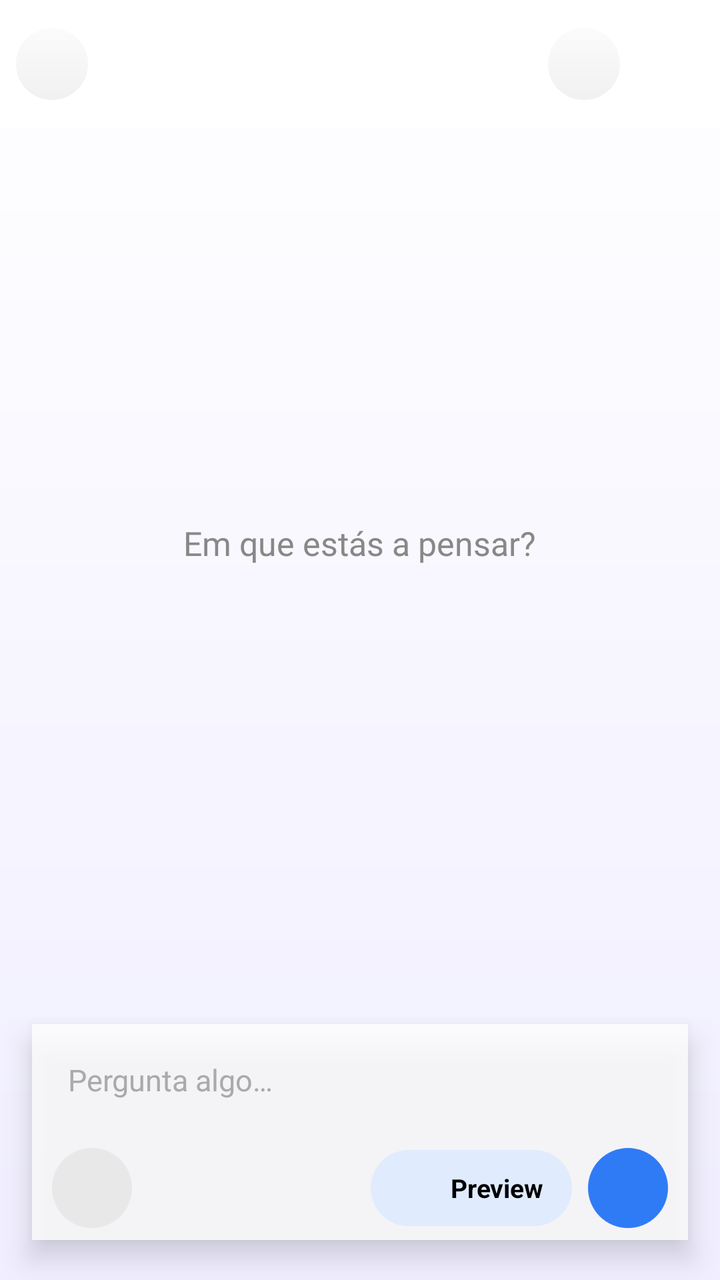
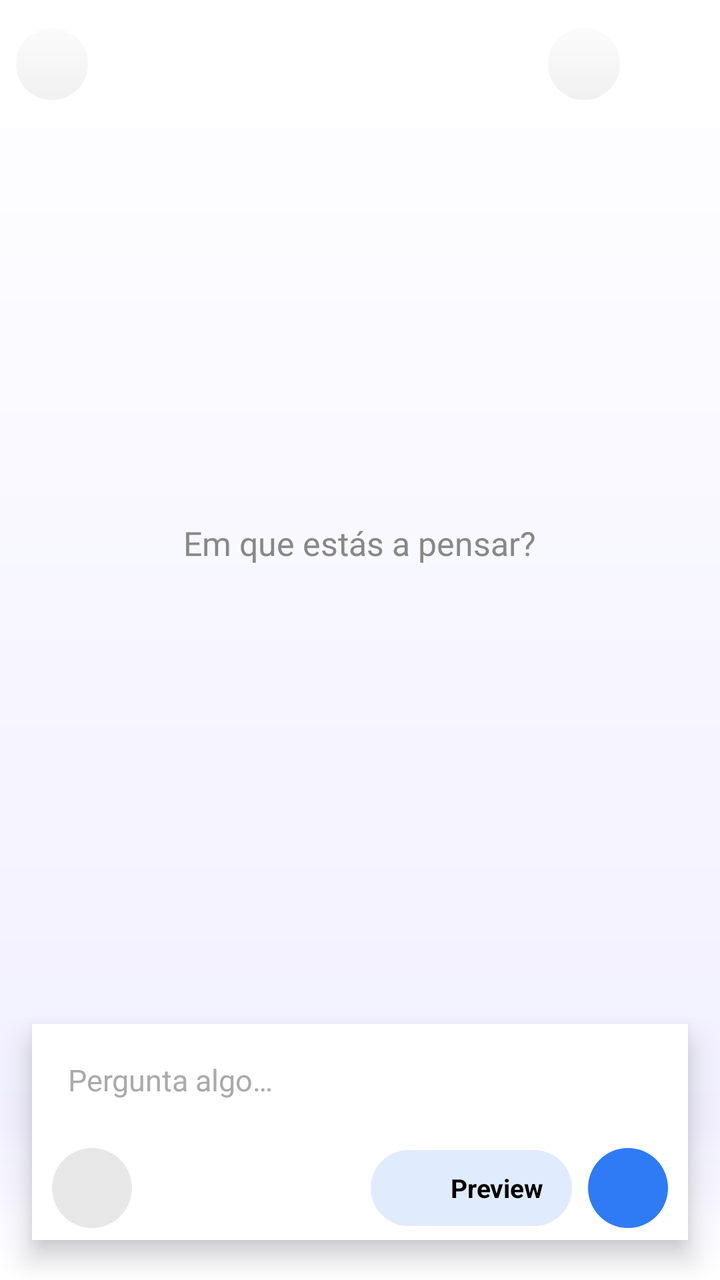

Before-and-after screenshots of an Android layout around one commit, followed by the original layout XML and the change that was made.
<!-- AndroidManifest.xml: application theme Theme.IPC -->
<!-- res/layout/activity_main.xml -->
<?xml version="1.0" encoding="utf-8"?>
<FrameLayout
    xmlns:android="http://schemas.android.com/apk/res/android"
    xmlns:app="http://schemas.android.com/apk/res-auto"
    android:id="@+id/rootFrame"
    android:layout_width="match_parent"
    android:layout_height="match_parent"
    android:background="@color/drawer_background">

    
    <LinearLayout
        android:id="@+id/drawerContainer"
        android:layout_width="match_parent"
        android:layout_height="match_parent"
        android:layout_gravity="start"
        android:orientation="vertical"
        android:background="@color/drawer_background"
        android:fitsSystemWindows="true"
        android:elevation="0dp">

        <LinearLayout
            android:layout_width="match_parent"
            android:layout_height="wrap_content"
            android:orientation="vertical"
            android:paddingStart="24dp"
            android:paddingEnd="24dp"
            android:paddingTop="32dp"
            android:paddingBottom="12dp">

            <TextView
                android:id="@+id/drawerAppName"
                android:layout_width="wrap_content"
                android:layout_height="wrap_content"
                android:text="IPC"
                android:textSize="26sp"
                android:textStyle="bold"
                android:textColor="@color/drawer_text" />
        </LinearLayout>

        <View
            android:layout_width="match_parent"
            android:layout_height="0.5dp"
            android:layout_marginStart="24dp"
            android:layout_marginEnd="24dp"
            android:layout_marginBottom="4dp"
            android:background="@color/divider" />

        <TextView
            android:layout_width="wrap_content"
            android:layout_height="wrap_content"
            android:text="@string/drawer_conversations"
            android:textSize="11sp"
            android:textAllCaps="true"
            android:textColor="@color/settings_section_label"
            android:paddingStart="24dp"
            android:paddingTop="12dp"
            android:paddingBottom="6dp" />

        <ScrollView
            android:layout_width="match_parent"
            android:layout_height="0dp"
            android:layout_weight="1"
            android:overScrollMode="never">

            <LinearLayout
                android:id="@+id/drawerConversationsList"
                android:layout_width="match_parent"
                android:layout_height="wrap_content"
                android:orientation="vertical"
                android:paddingBottom="8dp" />
        </ScrollView>

        <View
            android:layout_width="match_parent"
            android:layout_height="0.5dp"
            android:layout_marginStart="24dp"
            android:layout_marginEnd="24dp"
            android:background="@color/divider" />

        <LinearLayout
            android:id="@+id/drawerItemSettings"
            android:layout_width="match_parent"
            android:layout_height="52dp"
            android:orientation="horizontal"
            android:gravity="center_vertical"
            android:paddingStart="24dp"
            android:paddingEnd="24dp"
            android:background="?attr/selectableItemBackground">

            <FrameLayout
                android:layout_width="32dp"
                android:layout_height="32dp"
                android:background="@drawable/drawer_icon_bg"
                android:layout_marginEnd="16dp">

                <ImageView
                    android:id="@+id/drawerIconSettings"
                    android:layout_width="14dp"
                    android:layout_height="14dp"
                    android:layout_gravity="center" />
            </FrameLayout>

            <TextView
                android:layout_width="0dp"
                android:layout_height="wrap_content"
                android:layout_weight="1"
                android:text="@string/drawer_settings"
                android:textSize="15sp"
                android:textColor="@color/drawer_text" />

            <ImageView
                android:id="@+id/drawerChevronSettings"
                android:layout_width="13dp"
                android:layout_height="13dp" />
        </LinearLayout>

        <View
            android:id="@+id/drawerNavSpacer"
            android:layout_width="match_parent"
            android:layout_height="16dp" />
    </LinearLayout>

    
    <androidx.coordinatorlayout.widget.CoordinatorLayout
        android:id="@+id/coordinatorLayout"
        android:layout_width="match_parent"
        android:layout_height="match_parent"
        android:background="@drawable/bg_gradient_blue"
        android:elevation="8dp"
        android:outlineProvider="bounds">

        
        <FrameLayout
            android:id="@+id/contentContainer"
            android:layout_width="match_parent"
            android:layout_height="match_parent">

            <com.google.android.material.appbar.AppBarLayout
                android:id="@+id/appBarLayout"
                android:layout_width="match_parent"
                android:layout_height="wrap_content"
                android:background="@color/appbar_solid"
                android:fitsSystemWindows="false"
                app:elevation="0dp"
                app:liftOnScroll="false">

                <FrameLayout
                    android:layout_width="match_parent"
                    android:layout_height="wrap_content">

                    <RelativeLayout
                        android:layout_width="match_parent"
                        android:layout_height="?attr/actionBarSize"
                        android:paddingStart="8dp"
                        android:paddingEnd="8dp">

                        <FrameLayout
                            android:layout_width="36dp"
                            android:layout_height="36dp"
                            android:layout_centerVertical="true"
                            android:layout_alignParentStart="true"
                            android:background="@drawable/appbar_btn_bg"
                            android:clickable="true"
                            android:focusable="true">

                            <ImageView
                                android:id="@+id/btnMenu"
                                android:layout_width="17dp"
                                android:layout_height="17dp"
                                android:layout_gravity="center"
                                android:background="?attr/selectableItemBackgroundBorderless" />
                        </FrameLayout>

                        <LinearLayout
                            android:layout_width="wrap_content"
                            android:layout_height="wrap_content"
                            android:orientation="horizontal"
                            android:gravity="center_vertical"
                            android:layout_centerVertical="true"
                            android:layout_alignParentEnd="true">

                            <FrameLayout
                                android:id="@+id/btnNewChat"
                                android:layout_width="36dp"
                                android:layout_height="36dp"
                                android:layout_marginEnd="6dp"
                                android:background="@drawable/appbar_btn_bg"
                                android:clickable="true"
                                android:focusable="true">

                                <ImageView
                                    android:id="@+id/btnNewChatIcon"
                                    android:layout_width="17dp"
                                    android:layout_height="17dp"
                                    android:layout_gravity="center"
                                    android:background="?attr/selectableItemBackgroundBorderless" />
                            </FrameLayout>

                            <FrameLayout
                                android:id="@+id/btnMoreWrapper"
                                android:layout_width="36dp"
                                android:layout_height="36dp"
                                android:background="@drawable/appbar_btn_bg"
                                android:clickable="true"
                                android:focusable="true"
                                android:visibility="invisible">

                                <ImageView
                                    android:id="@+id/btnMore"
                                    android:layout_width="17dp"
                                    android:layout_height="17dp"
                                    android:layout_gravity="center"
                                    android:background="?attr/selectableItemBackgroundBorderless" />
                            </FrameLayout>
                        </LinearLayout>
                    </RelativeLayout>
                </FrameLayout>
            </com.google.android.material.appbar.AppBarLayout>

            <View
                android:id="@+id/appBarGradient"
                android:layout_width="match_parent"
                android:layout_height="80dp"
                android:background="@drawable/appbar_gradient"
                app:layout_behavior="@string/appbar_scrolling_view_behavior" />

            <androidx.recyclerview.widget.RecyclerView
    android:id="@+id/chatRecyclerView"
    android:layout_width="match_parent"
    android:layout_height="match_parent"
    android:paddingStart="16dp"
    android:paddingEnd="16dp"
    android:paddingTop="8dp"
    android:paddingBottom="200dp"
    android:clipToPadding="false"
    android:overScrollMode="never"
    android:visibility="gone"
    app:layout_behavior="@string/appbar_scrolling_view_behavior" />

            <LinearLayout
                android:id="@+id/previewState"
                android:layout_width="match_parent"
                android:layout_height="match_parent"
                android:orientation="vertical"
                android:gravity="center_horizontal"
                android:paddingTop="100dp"
                android:paddingBottom="140dp"
                android:paddingStart="32dp"
                android:paddingEnd="32dp"
                android:visibility="gone"
                app:layout_behavior="@string/appbar_scrolling_view_behavior">

                <ImageView
                    android:id="@+id/previewImage"
                    android:layout_width="96dp"
                    android:layout_height="96dp"
                    android:scaleType="fitCenter"
                    android:adjustViewBounds="true" />

                <TextView
                    android:id="@+id/previewTitle"
                    android:layout_width="wrap_content"
                    android:layout_height="wrap_content"
                    android:layout_marginTop="20dp"
                    android:text="Resultado da Análise"
                    android:textSize="26sp"
                    android:textStyle="bold"
                    android:textColor="@color/text_primary"
                    android:gravity="center" />

                <TextView
                    android:id="@+id/previewSubtitle"
                    android:layout_width="wrap_content"
                    android:layout_height="wrap_content"
                    android:layout_marginTop="8dp"
                    android:text="O output da sua consulta será apresentado aqui."
                    android:textSize="17sp"
                    android:textColor="@color/text_hint"
                    android:gravity="center"
                    android:lineSpacingMultiplier="1.4" />
            </LinearLayout>

            <LinearLayout
                android:id="@+id/emptyState"
                android:layout_width="match_parent"
                android:layout_height="match_parent"
                android:orientation="vertical"
                android:gravity="center_horizontal"
                android:paddingTop="100dp"
                android:paddingBottom="160dp"
                android:paddingStart="32dp"
                android:paddingEnd="32dp"
                app:layout_behavior="@string/appbar_scrolling_view_behavior">

                <ImageView
                    android:id="@+id/emptyLogo"
                    android:layout_width="72dp"
                    android:layout_height="72dp"
                    android:scaleType="fitCenter"
                    android:adjustViewBounds="true"
                    android:layout_marginBottom="16dp" />

                <TextView
                    android:id="@+id/emptyGreeting"
                    android:layout_width="wrap_content"
                    android:layout_height="wrap_content"
                    android:textSize="48sp"
                    android:textStyle="bold"
                    android:textColor="@color/text_primary"
                    android:gravity="center" />

                <TextView
                    android:id="@+id/emptySubtitle"
                    android:layout_width="wrap_content"
                    android:layout_height="wrap_content"
                    android:layout_marginTop="8dp"
                    android:text="Em que estás a pensar?"
                    android:textSize="16.5sp"
                    android:textColor="@color/text_secondary"
                    android:gravity="center" />
            </LinearLayout>

            <View
                android:id="@+id/drawerScrim"
                android:layout_width="match_parent"
                android:layout_height="match_parent"
                android:background="@android:color/transparent"
                android:visibility="gone"
                android:clickable="true"
                android:focusable="true" />

            <FrameLayout
                android:id="@+id/popupOverlay"
                android:layout_width="match_parent"
                android:layout_height="match_parent"
                android:visibility="gone"
                android:clickable="true"
                android:focusable="true"
                android:background="#44000000">

                <LinearLayout
                    android:id="@+id/popupMenu"
                    android:layout_width="210dp"
                    android:layout_height="wrap_content"
                    android:layout_gravity="top|end"
                    android:layout_marginTop="56dp"
                    android:layout_marginEnd="8dp"
                    android:orientation="vertical"
                    android:background="@drawable/popup_menu_bg"
                    android:elevation="20dp"
                    android:clickable="true"
                    android:focusable="true">

                    <LinearLayout
                        android:id="@+id/popupItemCamera"
                        android:layout_width="match_parent"
                        android:layout_height="52dp"
                        android:orientation="horizontal"
                        android:gravity="center_vertical"
                        android:paddingStart="16dp"
                        android:paddingEnd="16dp"
                        android:background="?attr/selectableItemBackground"
                        android:clickable="true"
                        android:focusable="true">

                        <ImageView
                            android:id="@+id/popupCameraIcon"
                            android:layout_width="20dp"
                            android:layout_height="20dp"
                            android:layout_marginEnd="14dp" />

                        <TextView
                            android:layout_width="0dp"
                            android:layout_height="wrap_content"
                            android:layout_weight="1"
                            android:text="Câmara"
                            android:textSize="15sp"
                            android:textColor="@color/text_primary" />
                    </LinearLayout>

                    <LinearLayout
                        android:id="@+id/popupItemImport"
                        android:layout_width="match_parent"
                        android:layout_height="52dp"
                        android:orientation="horizontal"
                        android:gravity="center_vertical"
                        android:paddingStart="16dp"
                        android:paddingEnd="16dp"
                        android:background="?attr/selectableItemBackground"
                        android:clickable="true"
                        android:focusable="true">

                        <ImageView
                            android:id="@+id/popupImportIcon"
                            android:layout_width="20dp"
                            android:layout_height="20dp"
                            android:layout_marginEnd="14dp" />

                        <TextView
                            android:layout_width="0dp"
                            android:layout_height="wrap_content"
                            android:layout_weight="1"
                            android:text="Importar Ficheiro"
                            android:textSize="15sp"
                            android:textColor="@color/text_primary" />
                    </LinearLayout>

                    <LinearLayout
                        android:id="@+id/popupItemUrl"
                        android:layout_width="match_parent"
                        android:layout_height="52dp"
                        android:orientation="horizontal"
                        android:gravity="center_vertical"
                        android:paddingStart="16dp"
                        android:paddingEnd="16dp"
                        android:background="?attr/selectableItemBackground"
                        android:clickable="true"
                        android:focusable="true"
                        android:alpha="0.4">

                        <ImageView
                            android:id="@+id/popupUrlIcon"
                            android:layout_width="20dp"
                            android:layout_height="20dp"
                            android:layout_marginEnd="14dp" />

                        <TextView
                            android:layout_width="0dp"
                            android:layout_height="wrap_content"
                            android:layout_weight="1"
                            android:text="URL / Link"
                            android:textSize="15sp"
                            android:textColor="@color/text_primary" />
                    </LinearLayout>

                    <LinearLayout
                        android:id="@+id/popupItemExtras"
                        android:layout_width="match_parent"
                        android:layout_height="52dp"
                        android:orientation="horizontal"
                        android:gravity="center_vertical"
                        android:paddingStart="16dp"
                        android:paddingEnd="16dp"
                        android:background="?attr/selectableItemBackground"
                        android:clickable="true"
                        android:focusable="true">

                        <ImageView
                            android:id="@+id/popupExtrasIcon"
                            android:layout_width="20dp"
                            android:layout_height="20dp"
                            android:layout_marginEnd="14dp" />

                        <TextView
                            android:layout_width="0dp"
                            android:layout_height="wrap_content"
                            android:layout_weight="1"
                            android:text="Extras"
                            android:textSize="15sp"
                            android:textColor="@color/text_primary" />
                    </LinearLayout>
                </LinearLayout>
            </FrameLayout>

            <FrameLayout
                android:id="@+id/convPopupOverlay"
                android:layout_width="match_parent"
                android:layout_height="match_parent"
                android:visibility="gone"
                android:clickable="true"
                android:focusable="true"
                android:background="#44000000" />
        </FrameLayout>

        
        <LinearLayout
            android:id="@+id/bottomNavWrapper"
            android:layout_width="match_parent"
            android:layout_height="wrap_content"
            android:layout_gravity="bottom"
            android:orientation="vertical"
            android:layout_marginStart="16dp"
            android:layout_marginEnd="16dp"
            android:layout_marginBottom="20dp"
            android:elevation="8dp"
            android:background="@color/bottom_bar_solid">

            <View
                android:id="@+id/bottomBlurBg"
                android:layout_width="match_parent"
                android:layout_height="wrap_content"
                android:visibility="gone" />

            <LinearLayout
                android:id="@+id/inputRow"
                android:layout_width="match_parent"
                android:layout_height="wrap_content"
                android:orientation="horizontal"
                android:gravity="bottom"
                android:paddingStart="18dp"
                android:paddingEnd="18dp"
                android:paddingTop="12dp"
                android:paddingBottom="12dp"
                android:minHeight="56dp">

                <EditText
                    android:id="@+id/inputMessage"
                    android:layout_width="match_parent"
                    android:layout_height="wrap_content"
                    android:layout_gravity="center_vertical"
                    android:hint="@string/input_hint"
                    android:textSize="15sp"
                    android:textColor="@color/text_primary"
                    android:textColorHint="@color/text_hint"
                    android:background="@null"
                    android:inputType="textMultiLine|textCapSentences"
                    android:minLines="1"
                    android:maxLines="5"
                    android:scrollbars="vertical"
                    android:gravity="center_vertical" />
            </LinearLayout>

            <LinearLayout
                android:id="@+id/bottomNav"
                android:layout_width="match_parent"
                android:layout_height="52dp"
                android:orientation="horizontal"
                android:gravity="center_vertical">

                <FrameLayout
                    android:id="@+id/btnBottomAdd"
                    android:layout_width="40dp"
                    android:layout_height="40dp"
                    android:layout_marginStart="10dp"
                    android:layout_marginEnd="4dp"
                    android:background="@drawable/add_circle_bg"
                    android:clickable="true"
                    android:focusable="true">

                    <ImageView
                        android:id="@+id/btnBottomAddIcon"
                        android:layout_width="18dp"
                        android:layout_height="18dp"
                        android:layout_gravity="center"
                        android:background="?attr/selectableItemBackgroundBorderless" />
                </FrameLayout>

                <View
                    android:layout_width="0dp"
                    android:layout_height="1dp"
                    android:layout_weight="1" />

                <FrameLayout
                    android:id="@+id/tabPreview"
                    android:layout_width="wrap_content"
                    android:layout_height="38dp"
                    android:background="@drawable/tab_preview_pill_bg"
                    android:clickable="true"
                    android:focusable="true"
                    android:paddingStart="14dp"
                    android:paddingEnd="14dp">

                    <LinearLayout
                        android:layout_width="wrap_content"
                        android:layout_height="wrap_content"
                        android:layout_gravity="center"
                        android:orientation="horizontal"
                        android:gravity="center_vertical">

                        <ImageView
                            android:id="@+id/tabPreviewIcon"
                            android:layout_width="20dp"
                            android:layout_height="20dp"
                            android:layout_marginEnd="6dp" />

                        <TextView
                            android:id="@+id/tabPreviewLabel"
                            android:layout_width="wrap_content"
                            android:layout_height="wrap_content"
                            android:text="Preview"
                            android:textSize="13sp"
                            android:textStyle="bold"
                            android:textColor="@color/text_primary" />
                    </LinearLayout>
                </FrameLayout>

                <FrameLayout
                    android:layout_width="40dp"
                    android:layout_height="40dp"
                    android:layout_marginStart="8dp"
                    android:layout_marginEnd="10dp">

                    <FrameLayout
                        android:id="@+id/btnRecord"
                        android:layout_width="40dp"
                        android:layout_height="40dp"
                        android:background="@drawable/send_btn_bg"
                        android:clickable="true"
                        android:focusable="true">

                        <ImageView
                            android:id="@+id/btnRecordIcon"
                            android:layout_width="18dp"
                            android:layout_height="18dp"
                            android:layout_gravity="center" />
                    </FrameLayout>

                    <FrameLayout
                        android:id="@+id/btnSend"
                        android:layout_width="40dp"
                        android:layout_height="40dp"
                        android:background="@drawable/send_btn_bg"
                        android:clickable="true"
                        android:focusable="true"
                        android:visibility="gone"
                        android:alpha="0">

                        <ImageView
                            android:id="@+id/btnSendIcon"
                            android:layout_width="15dp"
                            android:layout_height="15dp"
                            android:layout_gravity="center"
                            android:src="@drawable/ic_send_arrow" />
                    </FrameLayout>
                </FrameLayout>
            </LinearLayout>
        </LinearLayout>
    </androidx.coordinatorlayout.widget.CoordinatorLayout>
</FrameLayout>
<!-- resources referenced by this layout -->
<resources>
  <color name="appbar_solid">#FFFFFFFF</color>
  <color name="bottom_bar_solid">#CCFFFFFF</color>
  <color name="divider">#E5E5EA</color>
  <color name="drawer_background">#F2F2F7</color>
  <color name="drawer_text">#000000</color>
  <color name="settings_section_label">#888888</color>
  <color name="text_hint">#AAAAAA</color>
  <color name="text_primary">#000000</color>
  <color name="text_secondary">#888888</color>
  <!-- drawable add_circle_bg (drawable) -->
  <?xml version="1.0" encoding="utf-8"?>
  <shape xmlns:android="http://schemas.android.com/apk/res/android"
      android:shape="oval">
      <solid android:color="@color/appbar_btn_bg_color" />
  </shape>
  <!-- drawable appbar_btn_bg (drawable) -->
  <?xml version="1.0" encoding="utf-8"?>
  <shape xmlns:android="http://schemas.android.com/apk/res/android"
      android:shape="oval">
      <solid android:color="@color/appbar_btn_bg_color" />
  </shape>
  <!-- drawable appbar_gradient (drawable) -->
  <?xml version="1.0" encoding="utf-8"?>
  <shape xmlns:android="http://schemas.android.com/apk/res/android">
      <gradient
          android:type="linear"
          android:angle="270"
          android:startColor="@color/appbar_solid"
          android:endColor="@android:color/transparent" />
  </shape>
  <!-- drawable bg_gradient_blue (drawable) -->
  <?xml version="1.0" encoding="utf-8"?>
  <shape xmlns:android="http://schemas.android.com/apk/res/android"
      android:shape="rectangle">
      <gradient
          android:type="linear"
          android:angle="270"
          android:startColor="#FFFFFF"
          android:endColor="#F0EEFF" />
  </shape>
  <!-- drawable drawer_icon_bg (drawable) -->
  <?xml version="1.0" encoding="utf-8"?>
  <shape xmlns:android="http://schemas.android.com/apk/res/android"
      android:shape="oval">
      <solid android:color="@color/card_background" />
  </shape>
  <!-- drawable popup_menu_bg (drawable) -->
  <?xml version="1.0" encoding="utf-8"?>
  <shape xmlns:android="http://schemas.android.com/apk/res/android"
      android:shape="rectangle">
      <solid android:color="@color/card_background" />
      <corners android:radius="14dp" />
  </shape>
  <!-- drawable send_btn_bg (drawable) -->
  <?xml version="1.0" encoding="utf-8"?>
  <shape xmlns:android="http://schemas.android.com/apk/res/android"
      android:shape="oval">
      <solid android:color="@color/send_btn_color" />
  </shape>
  <!-- drawable tab_preview_pill_bg (drawable) -->
  <?xml version="1.0" encoding="utf-8"?>
  <shape xmlns:android="http://schemas.android.com/apk/res/android"
      android:shape="rectangle">
      <corners android:radius="20dp" />
      <solid android:color="@color/tab_preview_pill_bg" />
  </shape>
  <string name="drawer_conversations">Conversas</string>
  <string name="drawer_settings">Definições</string>
  <string name="input_hint">Pergunta algo…</string>
  <color name="appbar_btn_bg_color">#E8E8E8</color>
  <color name="card_background">#F2F2F7</color>
  <color name="send_icon_color">#FFFFFF</color>
  <color name="send_btn_color">#2F7BF6</color>
  <color name="tab_preview_pill_bg">#E0EBFE</color>
  <color name="colorPrimary">#2F7BF6</color>
  <color name="surface">#FFFFFF</color>
  <color name="dialog_background">#F2F2F7</color>
  <color name="ripple_color">#1A000000</color>
  <color name="cursor_color">#2F7BF6</color>
  <color name="background">#FFFFFF</color>
  <!-- unchanged entries left out for length: 2 -->
</resources>

<!-- the commit's change to res/layout/activity_main.xml (unified diff, before → after) -->
@@ -230,8 +230,8 @@
     android:layout_height="match_parent"
     android:paddingStart="16dp"
     android:paddingEnd="16dp"
-    android:paddingTop="8dp"
-    android:paddingBottom="200dp"
+    android:paddingTop="64dp"
+    android:paddingBottom="140dp"
     android:clipToPadding="false"
     android:overScrollMode="never"
     android:visibility="gone"
@@ -471,6 +471,14 @@
                 android:focusable="true"
                 android:background="#44000000" />
         </FrameLayout>
+        
+        <View
+    android:id="@+id/bottomFadeScrim"
+    android:layout_width="match_parent"
+    android:layout_height="80dp"
+    android:layout_gravity="bottom"
+    android:layout_marginBottom="0dp"
+    android:background="@drawable/bottom_scrim_gradient" />
 
         
         <LinearLayout
<!-- resource entries referenced after the edit -->
@@ -1,7 +1,7 @@
 <!-- resources referenced by this layout -->
 <resources>
   <color name="appbar_solid">#FFFFFFFF</color>
-  <color name="bottom_bar_solid">#CCFFFFFF</color>
+  <color name="bottom_bar_solid">#FFFFFFFF</color>
   <color name="divider">#E5E5EA</color>
   <color name="drawer_background">#F2F2F7</color>
   <color name="drawer_text">#000000</color>
@@ -39,6 +39,14 @@
           android:angle="270"
           android:startColor="#FFFFFF"
           android:endColor="#F0EEFF" />
+  </shape>
+  <!-- drawable bottom_scrim_gradient (drawable) -->
+  <?xml version="1.0" encoding="utf-8"?>
+  <shape xmlns:android="http://schemas.android.com/apk/res/android">
+      <gradient
+          android:startColor="@android:color/transparent"
+          android:endColor="@color/background"
+          android:angle="270" />
   </shape>
   <!-- drawable drawer_icon_bg (drawable) -->
   <?xml version="1.0" encoding="utf-8"?>
